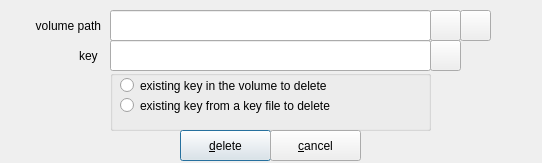
The window that zuluCrypt-gui/luksdeletekey.ui (mhogomchungu/zuluCrypt) describes before a commit, drawn with Qt 5.
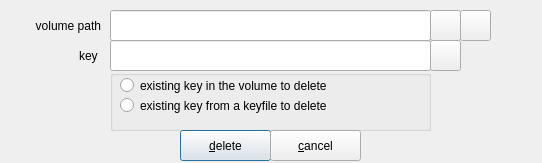
The same window after the commit.

```diff
--- a/zuluCrypt-gui/luksdeletekey.ui
+++ b/zuluCrypt-gui/luksdeletekey.ui
@@ -83,7 +83,7 @@
      </rect>
     </property>
     <property name="text">
-     <string>existing key from a key file to delete</string>
+     <string>existing key from a keyfile to delete</string>
     </property>
    </widget>
   </widget>
```
